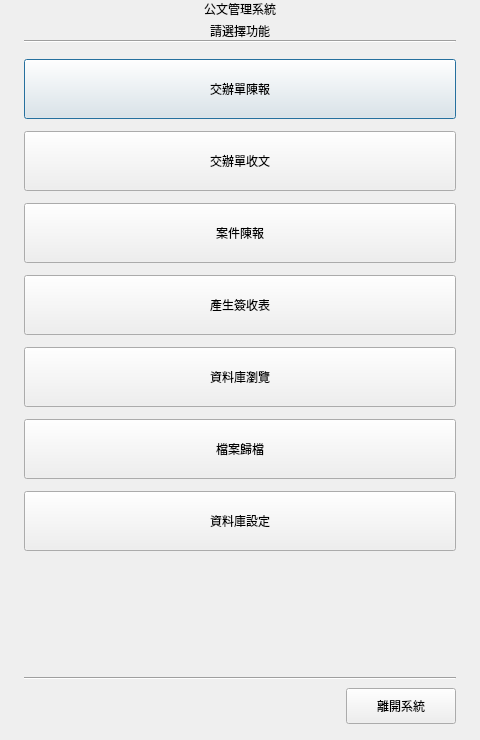
This is layouts/main_menu.ui in jerrygskk/project_police as Qt 5 draws it before an edit. The edited form follows.
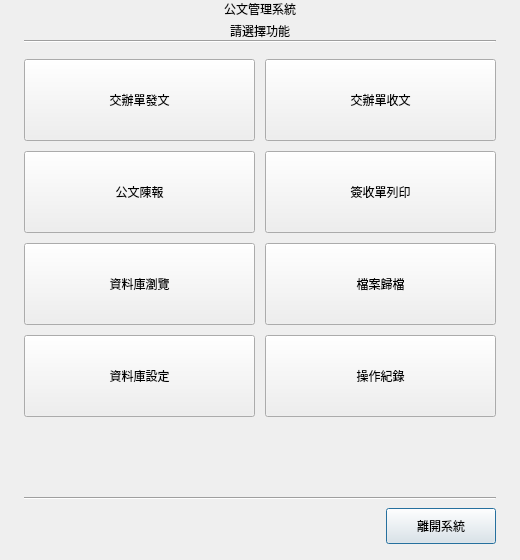
This is the edited form.

Commit message:
feat(audit,menu): 操作紀錄檢視 Tab（唯讀僅 admin）＋主選單圖示磚格
- 新增操作紀錄 Tab7（TabAudit/Layout8）：全量載入 Audit_Log、
  期間/身分/類別/關鍵字篩選、匯出 CSV；樣式比照資料庫瀏覽頁
  （固定列高、無格線、不反白），危險動作紅字＋紅點
- 主選單改 2 欄圖示磚格（QToolButton 圖上字下），8 個 menu_*.svg
- HELP 補操作紀錄頁；gen_buttons 加「匯出 CSV」按鈕圖
- README 補 Tab7、主選單磚格、稽核檢視 UI 說明

Diff of the .ui file:
```diff
--- a/layouts/main_menu.ui
+++ b/layouts/main_menu.ui
@@ -3,7 +3,7 @@
  <class>Dialog</class>
  <widget class="QDialog" name="Dialog">
   <property name="geometry">
-   <rect><x>0</x><y>0</y><width>480</width><height>740</height></rect>
+   <rect><x>0</x><y>0</y><width>520</width><height>560</height></rect>
   </property>
   <property name="windowTitle">
    <string>公文管理系統 - 主選單</string>
@@ -69,49 +69,72 @@
 
    <!-- 按鈕區 -->
    <item>
-    <layout class="QVBoxLayout" name="btnLayout">
-     <property name="spacing"><number>12</number></property>
+    <layout class="QGridLayout" name="btnGrid">
+     <property name="horizontalSpacing"><number>10</number></property>
+     <property name="verticalSpacing"><number>10</number></property>
      <property name="topMargin"><number>16</number></property>
-     <item>
-      <widget class="QPushButton" name="btn_report_assignment">
-       <property name="minimumSize"><size><width>0</width><height>60</height></size></property>
-       <property name="text"><string>交辦單陳報</string></property>
+     <item row="0" column="0">
+      <widget class="QToolButton" name="btn_report_assignment">
+       <property name="minimumSize"><size><width>0</width><height>82</height></size></property>
+       <property name="sizePolicy"><sizepolicy hsizetype="Expanding" vsizetype="Expanding"><horstretch>0</horstretch><verstretch>0</verstretch></sizepolicy></property>
+       <property name="text"><string>交辦單發文</string></property>
+       <property name="toolButtonStyle"><enum>Qt::ToolButtonTextUnderIcon</enum></property>
       </widget>
      </item>
-     <item>
-      <widget class="QPushButton" name="btn_receive_assignment">
-       <property name="minimumSize"><size><width>0</width><height>60</height></size></property>
+     <item row="0" column="1">
+      <widget class="QToolButton" name="btn_receive_assignment">
+       <property name="minimumSize"><size><width>0</width><height>82</height></size></property>
+       <property name="sizePolicy"><sizepolicy hsizetype="Expanding" vsizetype="Expanding"><horstretch>0</horstretch><verstretch>0</verstretch></sizepolicy></property>
        <property name="text"><string>交辦單收文</string></property>
+       <property name="toolButtonStyle"><enum>Qt::ToolButtonTextUnderIcon</enum></property>
       </widget>
      </item>
-     <item>
-      <widget class="QPushButton" name="btn_report_case">
-       <property name="minimumSize"><size><width>0</width><height>60</height></size></property>
-       <property name="text"><string>案件陳報</string></property>
+     <item row="1" column="0">
+      <widget class="QToolButton" name="btn_report_case">
+       <property name="minimumSize"><size><width>0</width><height>82</height></size></property>
+       <property name="sizePolicy"><sizepolicy hsizetype="Expanding" vsizetype="Expanding"><horstretch>0</horstretch><verstretch>0</verstretch></sizepolicy></property>
+       <property name="text"><string>公文陳報</string></property>
+       <property name="toolButtonStyle"><enum>Qt::ToolButtonTextUnderIcon</enum></property>
       </widget>
      </item>
-     <item>
-      <widget class="QPushButton" name="btn_generate_receipt">
-       <property name="minimumSize"><size><width>0</width><height>60</height></size></property>
-       <property name="text"><string>產生簽收表</string></property>
+     <item row="1" column="1">
+      <widget class="QToolButton" name="btn_generate_receipt">
+       <property name="minimumSize"><size><width>0</width><height>82</height></size></property>
+       <property name="sizePolicy"><sizepolicy hsizetype="Expanding" vsizetype="Expanding"><horstretch>0</horstretch><verstretch>0</verstretch></sizepolicy></property>
+       <property name="text"><string>簽收單列印</string></property>
+       <property name="toolButtonStyle"><enum>Qt::ToolButtonTextUnderIcon</enum></property>
       </widget>
      </item>
-     <item>
-      <widget class="QPushButton" name="btn_dbbrowse">
-       <property name="minimumSize"><size><width>0</width><height>60</height></size></property>
+     <item row="2" column="0">
+      <widget class="QToolButton" name="btn_dbbrowse">
+       <property name="minimumSize"><size><width>0</width><height>82</height></size></property>
+       <property name="sizePolicy"><sizepolicy hsizetype="Expanding" vsizetype="Expanding"><horstretch>0</horstretch><verstretch>0</verstretch></sizepolicy></property>
        <property name="text"><string>資料庫瀏覽</string></property>
+       <property name="toolButtonStyle"><enum>Qt::ToolButtonTextUnderIcon</enum></property>
       </widget>
      </item>
-     <item>
-      <widget class="QPushButton" name="btn_archive">
-       <property name="minimumSize"><size><width>0</width><height>60</height></size></property>
+     <item row="2" column="1">
+      <widget class="QToolButton" name="btn_archive">
+       <property name="minimumSize"><size><width>0</width><height>82</height></size></property>
+       <property name="sizePolicy"><sizepolicy hsizetype="Expanding" vsizetype="Expanding"><horstretch>0</horstretch><verstretch>0</verstretch></sizepolicy></property>
        <property name="text"><string>檔案歸檔</string></property>
+       <property name="toolButtonStyle"><enum>Qt::ToolButtonTextUnderIcon</enum></property>
       </widget>
      </item>
-     <item>
-      <widget class="QPushButton" name="btn_settings">
-       <property name="minimumSize"><size><width>0</width><height>60</height></size></property>
+     <item row="3" column="0">
+      <widget class="QToolButton" name="btn_settings">
+       <property name="minimumSize"><size><width>0</width><height>82</height></size></property>
+       <property name="sizePolicy"><sizepolicy hsizetype="Expanding" vsizetype="Expanding"><horstretch>0</horstretch><verstretch>0</verstretch></sizepolicy></property>
        <property name="text"><string>資料庫設定</string></property>
+       <property name="toolButtonStyle"><enum>Qt::ToolButtonTextUnderIcon</enum></property>
+      </widget>
+     </item>
+     <item row="3" column="1">
+      <widget class="QToolButton" name="btn_audit">
+       <property name="minimumSize"><size><width>0</width><height>82</height></size></property>
+       <property name="sizePolicy"><sizepolicy hsizetype="Expanding" vsizetype="Expanding"><horstretch>0</horstretch><verstretch>0</verstretch></sizepolicy></property>
+       <property name="text"><string>操作紀錄</string></property>
+       <property name="toolButtonStyle"><enum>Qt::ToolButtonTextUnderIcon</enum></property>
       </widget>
      </item>
     </layout>
```
Left out of the diff: 18 changed lines with no effect on the pictures. The commit also changes 21 other files.
